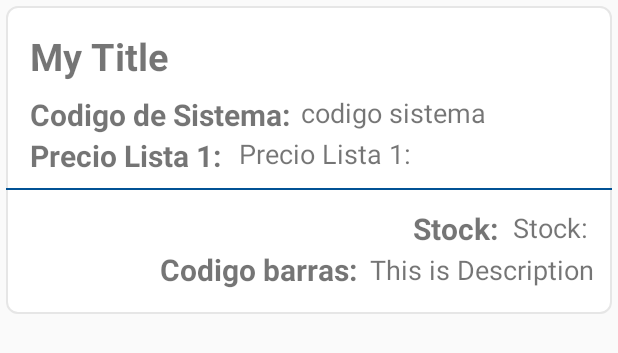
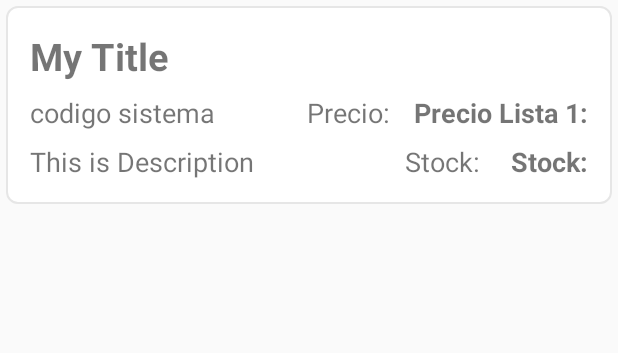
Before and after one commit to MCoder-coder/lectorbarras, an Android app: the layout item_articulos.xml on its own in the app's theme, with its tools: preview values and no code run, on a phone screen of 412 x 824 dp. Shown: the top 353 px of the screen. Run offline under Robolectric (Android 15) with nearby library versions, the phone set to English and light mode, and no system bars.

Commit message:
actualizacion de interfaz

```diff
--- a/app/src/main/res/anim/animacion.xml
+++ b/app/src/main/res/anim/animacion.xml
@@ -8,13 +8,13 @@
         android:interpolator="@android:anim/accelerate_decelerate_interpolator"
         android:duration="800"
         android:repeatMode="reverse"
-        android:repeatCount="4"/>
+        android:repeatCount="0"/>
     <scale
         android:duration="800"
         android:pivotX="50%"
         android:pivotY="50%"
         android:repeatMode="reverse"
-        android:repeatCount="4"
+        android:repeatCount="0"
         android:toXScale="110%"
         android:toYScale="110%"
         android:fromXScale="100%"
--- a/app/src/main/res/drawable/item_bg.xml
+++ b/app/src/main/res/drawable/item_bg.xml
@@ -4,6 +4,7 @@
 
     <stroke
         android:width="1dp"
+
         android:color="@color/lightGray" />
     <corners android:radius="7dp" />
 </shape>
--- a/app/src/main/res/layout-v21/activity_resultado.xml
+++ b/app/src/main/res/layout-v21/activity_resultado.xml
@@ -27,7 +27,7 @@
         android:layout_width="0dp"
         android:layout_height="wrap_content"
 
-        android:layout_marginEnd="8dp"
+        android:layout_marginEnd="16dp"
         android:text="654654654"
         android:textSize="@dimen/textdescription"
         android:textStyle="italic"
@@ -228,9 +228,9 @@
         android:id="@+id/tvnombre"
         android:layout_width="match_parent"
         android:layout_height="wrap_content"
-        android:layout_marginStart="8dp"
+        android:layout_marginStart="16dp"
         android:layout_marginTop="32dp"
-        android:layout_marginEnd="8dp"
+        android:layout_marginEnd="16dp"
         android:text="TextView"
         android:textSize="@dimen/textnombretitulo"
         android:textStyle="italic"
--- a/app/src/main/res/layout/activity_modificar_stock.xml
+++ b/app/src/main/res/layout/activity_modificar_stock.xml
@@ -14,12 +14,12 @@
         android:layout_height="wrap_content"
         android:layout_marginStart="32dp"
 
-        android:layout_marginTop="104dp"
+        android:layout_marginTop="32dp"
         android:text="@string/stock_actual"
         android:textSize="20sp"
         android:textStyle="bold"
         app:layout_constraintStart_toStartOf="parent"
-        app:layout_constraintTop_toTopOf="parent" />
+        app:layout_constraintTop_toBottomOf="@+id/tvcodarticulo" />
 
     <TextView
         android:id="@+id/tvcodarticulo"
@@ -54,16 +54,13 @@
         android:id="@+id/tvCodigoarticulo"
         android:layout_width="wrap_content"
         android:layout_height="wrap_content"
-        android:layout_marginStart="32dp"
-        android:layout_marginTop="64dp"
-        android:layout_marginEnd="72dp"
+        android:layout_marginEnd="32dp"
         android:text="@string/_5_unidades"
+        android:textAlignment="textEnd"
         android:textSize="20sp"
         android:textStyle="italic"
         app:layout_constraintEnd_toEndOf="parent"
-        app:layout_constraintHorizontal_bias="0.0"
-        app:layout_constraintStart_toEndOf="@+id/tvcodarticulo"
-        app:layout_constraintTop_toTopOf="parent" />
+        app:layout_constraintTop_toTopOf="@+id/tvcodarticulo" />
 
     <Button
         android:id="@+id/buttonGuardar"
@@ -84,15 +81,12 @@
         android:id="@+id/tvCantidadUnidades"
         android:layout_width="wrap_content"
         android:layout_height="wrap_content"
-        android:layout_marginStart="32dp"
-        android:layout_marginTop="104dp"
-        android:layout_marginEnd="96dp"
+        android:layout_marginEnd="32dp"
         android:text="@string/_5_unidades"
+        android:textAlignment="textEnd"
         android:textSize="20sp"
         android:textStyle="italic"
         app:layout_constraintEnd_toEndOf="parent"
-        app:layout_constraintHorizontal_bias="0.0"
-        app:layout_constraintStart_toEndOf="@+id/tvstockactual"
-        app:layout_constraintTop_toTopOf="parent" />
+        app:layout_constraintTop_toTopOf="@+id/tvstockactual" />
 
 </androidx.constraintlayout.widget.ConstraintLayout>
--- a/app/src/main/res/layout/item_articulos.xml
+++ b/app/src/main/res/layout/item_articulos.xml
@@ -16,7 +16,7 @@
 
 
             android:id="@+id/constraintLayout"
-            android:layout_width="match_parent"
+            android:layout_width="0dp"
 
 
             android:layout_height="wrap_content"
@@ -33,15 +33,11 @@
                 android:id="@+id/textView5"
                 android:layout_width="wrap_content"
                 android:layout_height="wrap_content"
-                android:layout_marginStart="12dp"
-                android:layout_marginTop="24dp"
+                android:layout_marginEnd="16dp"
                 android:text="Stock: "
-                android:textSize="20sp"
-                android:textStyle="bold"
+                android:textSize="18sp"
                 app:layout_constraintEnd_toStartOf="@+id/tvstock"
-                app:layout_constraintHorizontal_bias="0.968"
-                app:layout_constraintStart_toStartOf="@+id/textView6"
-                app:layout_constraintTop_toBottomOf="@+id/preciolista1" />
+                app:layout_constraintTop_toTopOf="@+id/codigobarras" />
 
             <TextView
                 android:id="@+id/IdArticulo"
@@ -56,29 +52,14 @@
                 tools:text="My Title" />
 
             <TextView
-                android:id="@+id/textView6"
-                android:layout_width="wrap_content"
-                android:layout_height="wrap_content"
-                android:layout_marginEnd="4dp"
-                android:layout_marginBottom="16dp"
-                android:text="Codigo barras: "
-                android:textSize="20sp"
-                android:textStyle="bold"
-                app:layout_constraintBottom_toBottomOf="parent"
-                app:layout_constraintEnd_toStartOf="@+id/codigobarras"
-                app:layout_constraintTop_toBottomOf="@+id/textView5"
-                app:layout_constraintVertical_bias="1.0" />
-
-            <TextView
                 android:id="@+id/codigosistema"
                 android:layout_width="wrap_content"
                 android:layout_height="wrap_content"
+                android:layout_marginStart="16dp"
                 android:layout_marginTop="8dp"
                 android:text="@string/codigo_sistema"
                 android:textSize="18sp"
-                app:layout_constraintEnd_toEndOf="parent"
-                app:layout_constraintHorizontal_bias="0.083"
-                app:layout_constraintStart_toEndOf="@+id/textView7"
+                app:layout_constraintStart_toStartOf="parent"
                 app:layout_constraintTop_toBottomOf="@+id/IdArticulo">
 
             </TextView>
@@ -90,36 +71,22 @@
                 android:layout_marginEnd="16dp"
                 android:text="@string/stock"
                 android:textSize="18sp"
-                app:layout_constraintBottom_toBottomOf="@+id/textView5"
+                android:textStyle="bold"
                 app:layout_constraintEnd_toEndOf="parent"
-                app:layout_constraintTop_toTopOf="@+id/textView5"
-                app:layout_constraintVertical_bias="0.18">
+                app:layout_constraintTop_toTopOf="@+id/textView5">
 
             </TextView>
-
-            <TextView
-                android:id="@+id/textView7"
-                android:layout_width="wrap_content"
-                android:layout_height="wrap_content"
-                android:layout_marginStart="16dp"
-                android:layout_marginTop="8dp"
-                android:text="Codigo de Sistema:"
-                android:textSize="20sp"
-                android:textStyle="bold"
-                app:layout_constraintStart_toStartOf="parent"
-                app:layout_constraintTop_toBottomOf="@+id/IdArticulo" />
 
             <TextView
                 android:id="@+id/preciolista1"
                 android:layout_width="wrap_content"
                 android:layout_height="wrap_content"
-                android:layout_marginStart="12dp"
+                android:layout_marginEnd="16dp"
                 android:text="@string/precio_lista_1"
                 android:textSize="18sp"
-                app:layout_constraintBottom_toBottomOf="@+id/textView3"
-                app:layout_constraintStart_toEndOf="@+id/textView3"
-                app:layout_constraintTop_toTopOf="@+id/textView3"
-                app:layout_constraintVertical_bias="0.0">
+                android:textStyle="bold"
+                app:layout_constraintEnd_toEndOf="parent"
+                app:layout_constraintTop_toTopOf="@+id/textView3">
 
             </TextView>
 
@@ -127,41 +94,25 @@
                 android:id="@+id/textView3"
                 android:layout_width="wrap_content"
                 android:layout_height="wrap_content"
-                android:layout_marginStart="16dp"
-                android:layout_marginTop="35dp"
-                android:text="@string/precio_lista_1"
-                android:textSize="20sp"
-                android:textStyle="bold"
-                app:layout_constraintStart_toStartOf="parent"
-                app:layout_constraintTop_toBottomOf="@+id/IdArticulo" />
-
-            <View
-                android:id="@+id/view"
-                android:layout_width="match_parent"
-                android:layout_height="1dp"
-                android:layout_marginTop="8dp"
-                android:layout_marginBottom="12dp"
-                android:background="@color/colorPrimary"
-                app:layout_constraintBottom_toTopOf="@+id/textView5"
-                app:layout_constraintEnd_toEndOf="parent"
-                app:layout_constraintHorizontal_bias="0.0"
-                app:layout_constraintStart_toStartOf="parent"
-                app:layout_constraintTop_toBottomOf="@+id/textView3" />
+                android:layout_marginEnd="16dp"
+                android:text="@string/precio"
+                android:textSize="18sp"
+                app:layout_constraintEnd_toStartOf="@+id/preciolista1"
+                app:layout_constraintTop_toTopOf="@+id/codigosistema" />
 
             <TextView
                 android:id="@+id/codigobarras"
                 android:layout_width="wrap_content"
                 android:layout_height="wrap_content"
-                android:layout_marginTop="3dp"
-                android:layout_marginEnd="12dp"
+                android:layout_marginStart="16dp"
+                android:layout_marginTop="8dp"
                 android:layout_marginBottom="16dp"
                 android:ellipsize="end"
                 android:maxLines="5"
                 android:textSize="18sp"
-                app:layout_constraintBottom_toBottomOf="@+id/textView6"
-                app:layout_constraintEnd_toEndOf="parent"
-                app:layout_constraintTop_toTopOf="@+id/textView6"
-                app:layout_constraintVertical_bias="0.120000005"
+                app:layout_constraintBottom_toBottomOf="parent"
+                app:layout_constraintStart_toStartOf="parent"
+                app:layout_constraintTop_toBottomOf="@+id/codigosistema"
                 tools:text="This is Description" />
 
         </androidx.constraintlayout.widget.ConstraintLayout>
--- a/app/src/main/res/values/strings.xml
+++ b/app/src/main/res/values/strings.xml
@@ -26,10 +26,11 @@
     <string name="modificar_stock">Modificar Stock</string>
     <string name="fecha_actualizado">Fecha Actualizado:</string>
 
+    <string name="precio">Precio:</string>
+    <string name="precio_lista_1">Precio Lista 1:</string>
     <string name="precio_lista_3">Precio Lista 3:</string>
-    <string name="precio_lista_1">Precio Lista 1:</string>
+    <string name="precio_lista_2">Precio Lista 2:</string>
     <string name="codigo_barras">Codigo Barras:</string>
-    <string name="precio_lista_2">Precio Lista 2:</string>
     <string name="buscar">Buscar</string>
     <string name="buscar_por_codigo_de_barras">Buscar por Codigo de Barras</string>
     <string name="codigo_sistema">codigo sistema</string>
```
